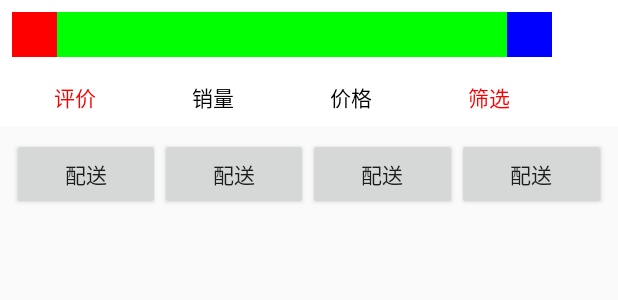
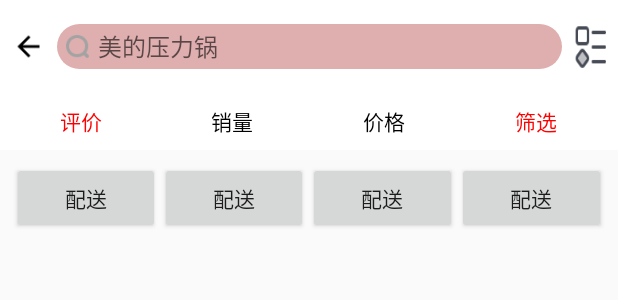
Before and after one commit to luoyou592/JdImitation, an Android app: the layout activity_type_list.xml on its own in the app's theme, with its tools: preview values and no code run, on a phone screen of 412 x 824 dp. Shown: the top 300 px of the screen. Run offline under Robolectric (Android 15) with nearby library versions, the phone set to English and light mode, and no system bars; plain views replace LoadMoreRecylerView.

```diff
--- a/app/build.gradle
+++ b/app/build.gradle
@@ -50,9 +50,6 @@ dependencies {
     // If you want to use the GPU Filters
     compile 'jp.co.cyberagent.android.gpuimage:gpuimage-library:1.4.1'
 
-    //recycler上拉加载更多
-    compile 'com.hellosliu.easyrecyclerview:easyrecyclerview:1.3.3'
-
 
 
 
--- a/app/src/main/java/com/young/jdmall/ui/adapter/CategoryRightListAdapter.java
+++ b/app/src/main/java/com/young/jdmall/ui/adapter/CategoryRightListAdapter.java
@@ -22,6 +22,7 @@ public class CategoryRightListAdapter extends CategoryBaseRightAdapter<CategoryB
     public CategoryRightListAdapter(Context context, List<CategoryBaseBean> dataList) {
         super(context, dataList);
         mDataList = dataList;
+        notifyDataSetChanged();
     }
 
     @Override
--- a/app/src/main/java/com/young/jdmall/ui/view/RecyclerLoadMoreView.java
+++ b/app/src/main/java/com/young/jdmall/ui/view/RecyclerLoadMoreView.java
@@ -187,6 +187,8 @@ public class RecyclerLoadMoreView extends RecyclerView {
         public void setOnRefreshListener(OnRefreshListener l) {
             mRefreshListener = l;
         }
+
+
     }
 
     static class ViewHolderFromLoading extends ViewHolder {
--- a/app/src/main/java/com/young/jdmall/ui/widget/ViewTypeHeader.java
+++ b/app/src/main/java/com/young/jdmall/ui/widget/ViewTypeHeader.java
@@ -3,8 +3,11 @@ package com.young.jdmall.ui.widget;
 import android.content.Context;
 import android.graphics.Color;
 import android.util.AttributeSet;
+import android.util.Log;
 import android.view.LayoutInflater;
 import android.view.View;
+import android.widget.EditText;
+import android.widget.ImageView;
 import android.widget.RelativeLayout;
 import android.widget.TextView;
 
@@ -30,10 +33,17 @@ public class ViewTypeHeader extends RelativeLayout {
     TextView mTypeSortVolume;
     @BindView(R.id.type_sort_price)
     TextView mTypeSortPrice;
-     @BindView(R.id.type_sort_screen)
+    @BindView(R.id.type_sort_screen)
     TextView mTypeSortScreen;
+    @BindView(R.id.type_back)
+    ImageView mTypeBack;
+    @BindView(R.id.type_search)
+    EditText mTypeSearch;
+    @BindView(R.id.type_selector_layout)
+    ImageView mTypeSelectorLayout;
 
     private boolean isDropOrder = true;//默认则降序
+    private boolean isRecyclerView = true;//默认布局
 
     public ViewTypeHeader(Context context) {
         this(context, null);
@@ -43,38 +53,63 @@ public class ViewTypeHeader extends RelativeLayout {
         super(context, attrs);
         View inflate = LayoutInflater.from(getContext()).inflate(R.layout.view_type_header, this);
         ButterKnife.bind(this, this);
-        selectorPrimaryShow(Color.RED,Color.BLACK,Color.BLACK);
+        selectorPrimaryShow(Color.RED, Color.BLACK, Color.BLACK);
     }
 
-    @OnClick({R.id.type_sort_comprehensive, R.id.type_sort_volume, R.id.type_sort_price,R.id.type_sort_screen})
+    @OnClick({R.id.type_sort_comprehensive, R.id.type_sort_volume, R.id.type_sort_price, R.id
+            .type_sort_screen, R.id.type_selector_layout, R.id.type_back})
     public void onViewClicked(View view) {
         switch (view.getId()) {
             case R.id.type_sort_comprehensive:
-                selectorPrimaryShow(Color.RED,Color.BLACK,Color.BLACK);
-                if (mOnClickPrimaryListener != null){
+                selectorPrimaryShow(Color.RED, Color.BLACK, Color.BLACK);
+                if (mOnClickPrimaryListener != null) {
                     mOnClickPrimaryListener.onPrimaryEvaluate();
                 }
                 break;
             case R.id.type_sort_volume:
-                selectorPrimaryShow(Color.BLACK,Color.RED,Color.BLACK);
-                if (mOnClickPrimaryListener != null){
+                selectorPrimaryShow(Color.BLACK, Color.RED, Color.BLACK);
+                if (mOnClickPrimaryListener != null) {
                     mOnClickPrimaryListener.onPrimaryVolume();
                 }
                 break;
             case R.id.type_sort_price:
-                selectorPrimaryShow(Color.BLACK,Color.BLACK,Color.RED);
-                if (mOnClickPrimaryListener != null){
+                selectorPrimaryShow(Color.BLACK, Color.BLACK, Color.RED);
+                if (mOnClickPrimaryListener != null) {
                     mOnClickPrimaryListener.onPrimaryPrice(isDropOrder);
-                    if (isDropOrder){
+
+                    if (isDropOrder) {
+
                         isDropOrder = false;
-                    }else{
+                    } else {
                         isDropOrder = true;
                     }
                 }
                 break;
             case R.id.type_sort_screen:
-                selectorPrimaryShow(Color.BLACK,Color.BLACK,Color.BLACK);
+                selectorPrimaryShow(Color.BLACK, Color.BLACK, Color.BLACK);
+                if (mOnClickPrimaryListener != null) {
+                    mOnClickPrimaryListener.onPrimaryScreen();
+                }
+                break;
+            case R.id.type_back:
+                if (mOnClickPrimaryListener != null) {
+                    mOnClickPrimaryListener.onBack();
+                }
+                break;
+            case R.id.type_selector_layout:
+                Log.d(TAG, "onViewClicked: 点击");
+                if (mOnClickPrimaryListener != null) {
+                    mOnClickPrimaryListener.onSelectorLayout();
 
+                    if (isRecyclerView) {
+                        mTypeSelectorLayout.setBackgroundResource(R.mipmap.a8r);
+                        isRecyclerView = false;
+                    } else {
+                        mTypeSelectorLayout.setBackgroundResource(R.mipmap.a9e);
+                        isRecyclerView = true;
+
+                    }
+                }
                 break;
 
         }
@@ -93,11 +128,20 @@ public class ViewTypeHeader extends RelativeLayout {
         mOnClickPrimaryListener = onClickPrimaryListener;
     }
 
-    public interface onClickPrimaryListener{
+
+    public interface onClickPrimaryListener {
         void onPrimaryVolume();//销量排序回调
+
         void onPrimaryEvaluate();//评价排序回调
+
         void onPrimaryPrice(boolean isMode);//价格排序回调
+
         void onPrimaryScreen();//筛选排序回调
+
+        void onBack();//返回键回调
+
+        void onSelectorLayout();//选择布局回调
+
 
     }
 }
--- a/app/src/main/res/layout/view_type_header.xml
+++ b/app/src/main/res/layout/view_type_header.xml
@@ -5,32 +5,43 @@
               android:orientation="vertical">
 
     <LinearLayout
-        android:layout_width="wrap_content"
+        android:layout_width="match_parent"
         android:layout_height="wrap_content"
         android:orientation="vertical">
 
         <LinearLayout
             android:layout_width="match_parent"
             android:layout_height="wrap_content"
-            android:gravity="center_horizontal"
+            android:gravity="center"
             android:orientation="horizontal"
             android:padding="8dp">
 
             <ImageView
+                android:id="@+id/type_back"
+                android:layout_weight="1"
                 android:layout_width="30dp"
                 android:layout_height="30dp"
-                android:background="#ff0000"/>
+                android:src="@mipmap/left_arrow"/>
 
-            <RelativeLayout
-                android:layout_width="300dp"
+            <EditText
+                android:id="@+id/type_search"
+                android:layout_weight="5"
+                android:layout_width="match_parent"
                 android:layout_height="30dp"
-                android:background="#00ff00">
-            </RelativeLayout>
+                android:layout_margin="8dp"
+                android:background="@drawable/home_edti_search_bg"
+                android:drawableLeft="@mipmap/arp"
+                android:drawablePadding="6dp"
+                android:hint="美的压力锅"
+                android:paddingLeft="6dp"
+                android:textSize="16sp"/>
 
             <ImageView
+                android:id="@+id/type_selector_layout"
+                android:background="@mipmap/a9e"
+                android:layout_weight="1"
                 android:layout_width="30dp"
-                android:layout_height="30dp"
-                android:background="#0000ff"/>
+                android:layout_height="30dp"/>
         </LinearLayout>
 
         <LinearLayout
@@ -53,16 +64,16 @@
 
 
             <TextView
+                android:id="@+id/type_sort_price"
                 style="@style/TypeTextStyle"
-                android:id="@+id/type_sort_price"
                 android:text="价格"/>
 
 
             <TextView
-                android:textColor="@color/red"
                 android:id="@+id/type_sort_screen"
                 style="@style/TypeTextStyle"
-                android:text="筛选"/>
+                android:text="筛选"
+                android:textColor="@color/red"/>
 
         </LinearLayout>
 
```
Also changed, not shown: app/src/main/java/com/young/jdmall/ui/activity/TypeActivity.java (+67 -51 lines), app/src/main/java/com/young/jdmall/ui/activity/TypeListActivity.java (+37 -25 lines), app/src/main/java/com/young/jdmall/ui/adapter/TypeAdapter.java (+12 -3 lines), app/src/main/java/com/young/jdmall/ui/adapter/TypeWaterfallAdapter.java (added, +132 -0 lines), app/src/main/java/com/young/jdmall/ui/fragment/CategoryFragment.java (+16 -0 lines), app/src/main/res/layout/activity_type_list.xml (+4 -7 lines), app/src/main/res/layout/item_type_water.xml (added, +29 -0 lines), app/src/main/res/mipmap-hdpi/a8r.png (added), app/src/main/res/mipmap-hdpi/a9e.png (added).
